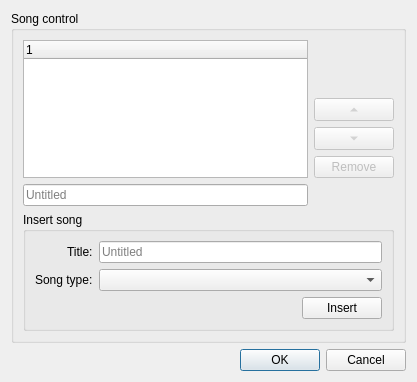
Above: BambooTracker/gui/module_properties_dialog.ui from BambooTracker/BambooTracker before the change. Below: the same form after it.
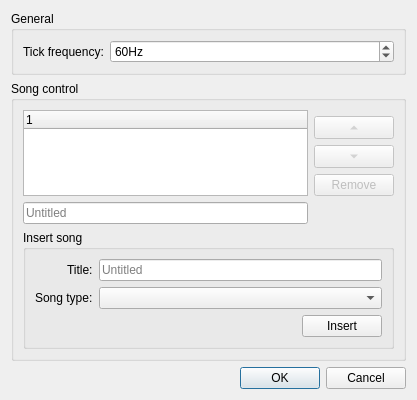
That is the form after the change.

Commit message:
Change module settings groupbox in mainwindow
- Move tick frequency spinbox to module properties dialog
- Delete module properties dialog button

Patch:
```diff
--- a/BambooTracker/gui/module_properties_dialog.ui
+++ b/BambooTracker/gui/module_properties_dialog.ui
@@ -14,6 +14,35 @@
    <string>Module properties</string>
   </property>
   <layout class="QVBoxLayout" name="verticalLayout">
+   <item>
+    <widget class="QGroupBox" name="generalGroupBox">
+     <property name="title">
+      <string>General</string>
+     </property>
+     <layout class="QFormLayout" name="formLayout">
+      <item row="0" column="0">
+       <widget class="QLabel" name="tickFreqLabel">
+        <property name="text">
+         <string>Tick frequency:</string>
+        </property>
+       </widget>
+      </item>
+      <item row="0" column="1">
+       <widget class="QSpinBox" name="tickFreqSpinBox">
+        <property name="suffix">
+         <string notr="true">Hz</string>
+        </property>
+        <property name="minimum">
+         <number>1</number>
+        </property>
+        <property name="value">
+         <number>60</number>
+        </property>
+       </widget>
+      </item>
+     </layout>
+    </widget>
+   </item>
    <item>
     <widget class="QGroupBox" name="songCtrlGroupBox">
      <property name="title">
```
The commit also changes 4 other files.
